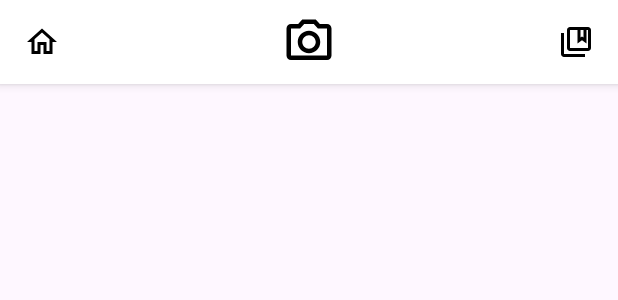
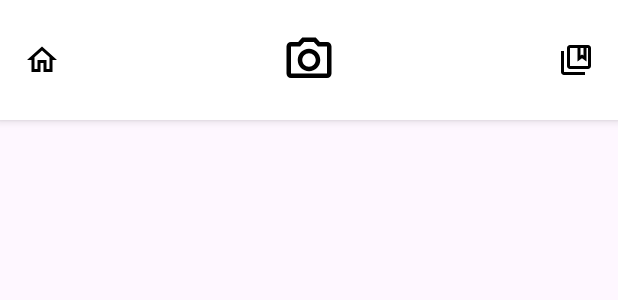
Before and after one commit to cosminagheorghe47/DressFind, an Android app: the layout bottom_bar.xml on its own in the app's theme, with its tools: preview values and no code run, on a phone screen of 412 x 824 dp. Shown: the top 300 px of the screen. Run offline under Robolectric (Android 15) with nearby library versions, the phone set to English and light mode, and no system bars.

```diff
--- a/app/build.gradle.kts
+++ b/app/build.gradle.kts
@@ -33,6 +33,7 @@ android {
 }
 
 dependencies {
+    platform("com.google.firebase:firebase-bom:32.1.1")
     implementation ("com.google.firebase:firebase-auth:21.0.1")
     implementation ("com.google.firebase:firebase-firestore:24.0.0")
     implementation ("com.google.firebase:firebase-analytics:21.0.0")
--- a/app/src/main/AndroidManifest.xml
+++ b/app/src/main/AndroidManifest.xml
@@ -2,6 +2,10 @@
 <manifest xmlns:android="http://schemas.android.com/apk/res/android"
     xmlns:tools="http://schemas.android.com/tools">
 
+    <uses-feature
+        android:name="android.hardware.camera"
+        android:required="false" />
+    <uses-permission android:name="android.permission.CAMERA" />
     <application
         android:allowBackup="true"
         android:dataExtractionRules="@xml/data_extraction_rules"
--- a/app/src/main/res/layout/bottom_bar.xml
+++ b/app/src/main/res/layout/bottom_bar.xml
@@ -4,19 +4,19 @@
     xmlns:tools="http://schemas.android.com/tools"
     tools:context=".activities.MainActivity"
     android:layout_width="match_parent"
-    android:layout_height="56dp"
+    android:layout_height="80dp"
     android:orientation="horizontal"
     android:background="#FFFFFF"
     android:elevation="4dp"
     android:gravity="center">
 
     <ImageView
-        android:id="@+id/left_icon"
+        android:id="@+id/home_icon"
         android:layout_width="24dp"
         android:layout_height="24dp"
         android:layout_margin="16dp"
         android:src="@drawable/home_icon"
-        android:contentDescription="Left Icon" />
+        android:contentDescription="Home Icon" />
 
     <View
         android:layout_width="0dp"
@@ -37,10 +37,10 @@
         android:layout_weight="1" />
 
     <ImageView
-        android:id="@+id/right_icon"
+        android:id="@+id/collection_icon"
         android:layout_width="24dp"
         android:layout_height="24dp"
         android:layout_margin="16dp"
         android:src="@drawable/collection_icon"
-        android:contentDescription="Right Icon" />
+        android:contentDescription="Collection Icon" />
 </LinearLayout>
```
Also changed, not shown: app/src/main/java/com/example/dressfind/activities/MainActivity.java (+88 -16 lines), app/src/main/java/com/example/dressfind/services/CameraService.java (added, +26 -0 lines), app/src/main/res/layout/activity_main.xml (+15 -2 lines).
